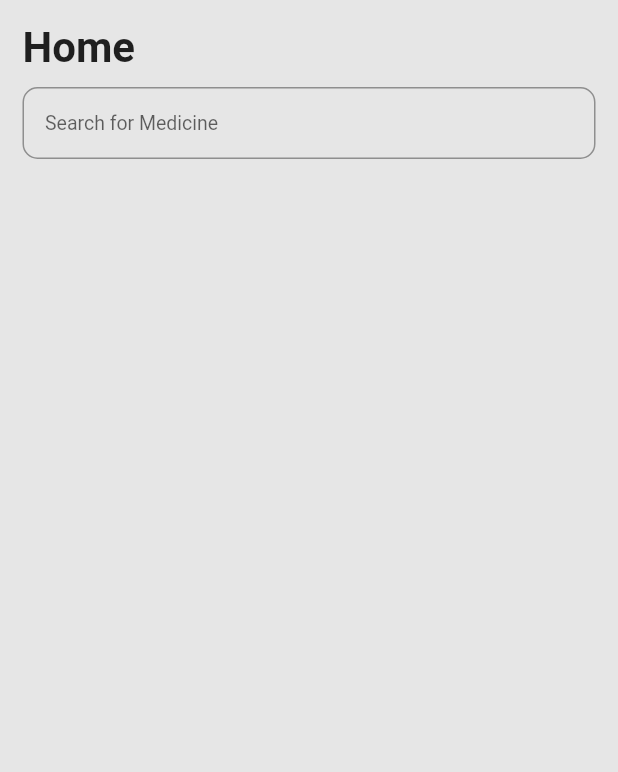
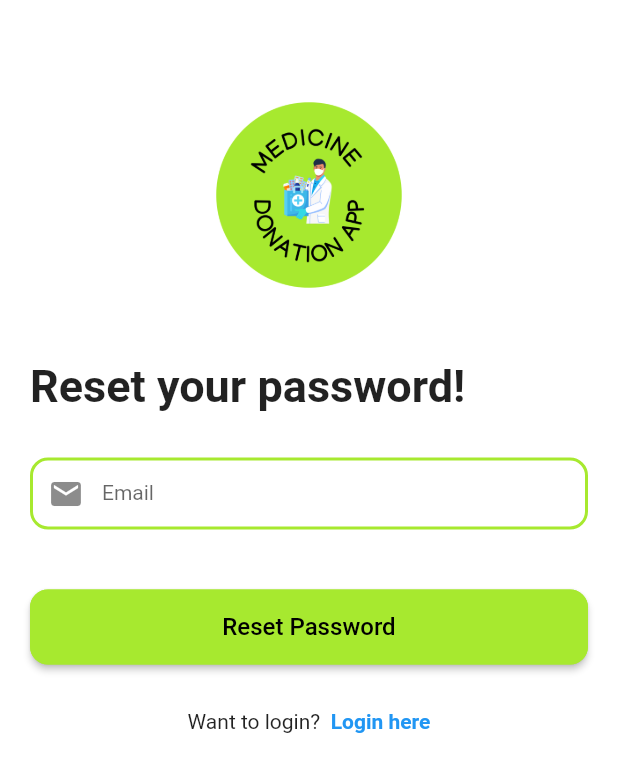
Before and after one commit to iammfarhan/meds-for-all-app, a Flutter app: the screen it shows after launch, on a phone screen of 412 x 824 dp. Shown: the top 772 px of the screen. Run offline on Flutter 3.47's test engine with Material 2 defaults, Android fonts, the phone set to English and light mode, and no system bars; our stand-ins replace cloud_firestore, firebase_auth, firebase_core, flutter_spinkit; missing offline and left inert: flutter_expanded_tile; accounts and stored records are empty.

Commit message:
feat: screens

```diff
--- /dev/null
+++ b/lib/pages/reset_screen.dart
@@ -0,0 +1,168 @@
+import 'package:flutter/material.dart';
+import 'package:firebase_auth/firebase_auth.dart';
+
+class ResetScreen extends StatefulWidget {
+  @override
+  _ResetScreenState createState() => _ResetScreenState();
+}
+
+class _ResetScreenState extends State<ResetScreen> {
+  TextEditingController emailTextController = TextEditingController();
+  // final auth = FirebaseAuth.instance;
+
+  @override
+  Widget build(BuildContext context) {
+    return Scaffold(
+      backgroundColor: const Color(0xFFFFFFFF),
+      body: Padding(
+        padding: const EdgeInsets.all(20.0),
+        child: Column(
+          crossAxisAlignment: CrossAxisAlignment.start,
+          children: [
+            Row(
+            mainAxisAlignment: MainAxisAlignment.center,
+            children: const [
+              Image(
+                  image: AssetImage('assets/images/AppLogo.png'),
+                  width: 220,
+                  height: 220),
+            ],
+              ),
+              const Text('Reset your password!',
+              textAlign: TextAlign.start,
+              style: TextStyle(fontSize: 30, fontWeight: FontWeight.w700)),
+            const SizedBox(
+              height: 30,
+            ),
+            TextFormField(
+              controller: emailTextController,
+              obscureText: false,
+              enableSuggestions: !false,
+              autocorrect: !false,
+              style: const TextStyle(fontSize: 14),
+              decoration: const InputDecoration(
+                  enabledBorder: OutlineInputBorder(
+                      borderRadius: BorderRadius.all(Radius.circular(12)),
+                      borderSide: BorderSide(color: Color(0xffA7E92F), width: 2)),
+                  contentPadding: EdgeInsets.fromLTRB(15, 15, 15, 15),
+                  labelText: 'Email',
+                  prefixIcon: Icon(Icons.mail),
+                  border: OutlineInputBorder(
+                      borderRadius: BorderRadius.all(Radius.circular(12)),
+                      borderSide:
+                          BorderSide(color:  Color(0xffA7E92F), width: 2))),
+            ),
+            const SizedBox(height: 40),
+            SizedBox(
+              width: double.infinity,
+              height: 50,
+              child: ElevatedButton(
+                onPressed: () async {
+//                       try {
+//                         await auth.sendPasswordResetEmail(
+//                           email: emailTextController.text,
+//                         );
+//                       } on FirebaseAuthException catch (e) {
+//                         if (e.message ==
+//                             'There is no user record corresponding to this identifier. The user may have been deleted.') {
+//                           ScaffoldMessenger.of(context).showSnackBar(
+//                             const SnackBar(
+//                               backgroundColor: Colors.blue,
+//                               behavior: SnackBarBehavior.floating,
+//                               elevation: 1,
+//                               margin: EdgeInsets.fromLTRB(20, 10, 20, 150),
+//                               content:  Text(
+//                                 "No record found.",
+//                                 style: TextStyle(
+//                                     fontSize: 14, color: Colors.white),
+//                                 textAlign: TextAlign.center,
+//                               ),
+//                               duration: Duration(seconds: 5),
+//                             ),
+//                           );
+//                         }
+
+//                         if (e.message == 'Given String is empty or null') {
+//                           ScaffoldMessenger.of(context).showSnackBar(
+//                             const SnackBar(
+//                               backgroundColor: Colors.red,
+//                               behavior: SnackBarBehavior.floating,
+//                               elevation: 1,
+//                               margin: EdgeInsets.fromLTRB(20, 10, 20, 150),
+//                               content: Text(
+//                                 "E-mail address is required.",
+//                                 style: TextStyle(
+//                                     fontSize: 14, color: Colors.white),
+//                                 textAlign: TextAlign.center,
+//                               ),
+//                               duration: Duration(seconds: 5),
+//                             ),
+//                           );
+//                         }
+//                         if (e.message ==
+//                             'The email address is badly formatted.') {
+//                           ScaffoldMessenger.of(context).showSnackBar(
+//                             const SnackBar(
+//                               backgroundColor: Colors.red,
+//                               behavior: SnackBarBehavior.floating,
+//                               elevation: 1,
+//                               margin: EdgeInsets.fromLTRB(20, 10, 20, 150),
+//                               content: Text(
+//                                 "Invalid email format!",
+//                                 style: TextStyle(
+//                                     fontSize: 14, color: Colors.white),
+//                                 textAlign: TextAlign.center,
+//                               ),
+//                               duration: Duration(seconds: 5),
+//                             ),
+//                           );
+//                         }
+
+//                         print(e.code);
+//                         print(e.message);
+//                         emailTextController.clear();
+// // show the snackbar here
+//                       }
+                },
+                child: Text(
+                  "Reset Password",
+                  style: TextStyle(fontSize: 16, color: Colors.black,),
+
+                ),
+                style: ButtonStyle(
+                  backgroundColor: MaterialStateProperty.all<Color>(
+                    const Color(0xffA7E92F),
+                  ),
+                  shape: MaterialStateProperty.all(
+                    RoundedRectangleBorder(
+                      borderRadius: BorderRadius.circular(12.0),
+                      side: const BorderSide(
+                        color:  Color(0xffA7E92F),
+                      ),
+                    ),
+                  ),
+                ),
+              ),
+            ),
+            const SizedBox(height: 30),
+            Row(
+              mainAxisAlignment: MainAxisAlignment.center,
+              children: [
+                const Text("Want to login?"),
+                const SizedBox(width: 07),
+                GestureDetector(
+                  child: const Text('Login here',
+                      style: TextStyle(
+                          fontWeight: FontWeight.w600, color: Colors.blue)),
+                  onTap: () {
+                    Navigator.pushReplacementNamed(context, '/login');
+                  },
+                )
+              ],
+            ),
+          ],
+        ),
+      ),
+    );
+  }
+}
--- a/pubspec.yaml
+++ b/pubspec.yaml
@@ -38,6 +38,7 @@ dependencies:
   firebase_auth: ^3.11.2
   flutter_expanded_tile: ^0.3.6
   fluttertoast: ^8.0.9
+  flutter_spinkit: ^5.1.0
 
 dev_dependencies:
   flutter_test:
```
Also changed, not shown: lib/main.dart (+41 -38 lines), lib/pages/signup_screen.dart (added, +256 -0 lines), lib/pages/splash_screen.dart (added, +69 -0 lines), pubspec.lock.
